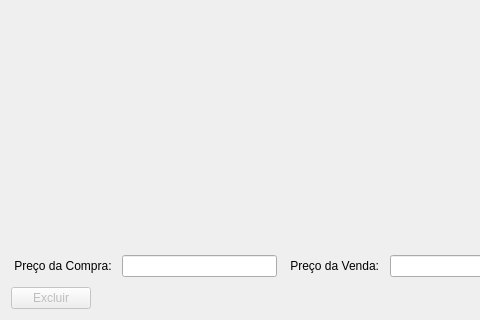
Above: ui/ui_produtos.ui from willasantos/Projeto-Matcon before the change; both pictures show x 0 to 480 and y 126 to 446 of the 798 by 446 pixel window. Below: the same form after it.
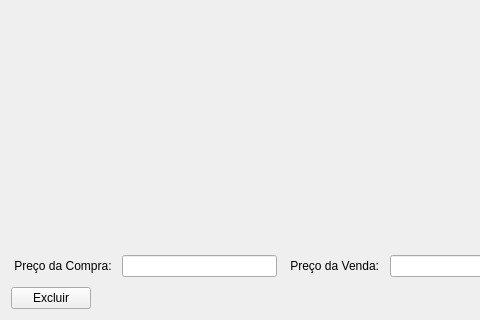
That is the form after the change.

What changed in the file:
```diff
--- a/ui/ui_produtos.ui
+++ b/ui/ui_produtos.ui
@@ -92,7 +92,7 @@
        <item>
         <widget class="QPushButton" name="b_excluir">
          <property name="enabled">
-          <bool>false</bool>
+          <bool>true</bool>
          </property>
          <property name="text">
           <string>Excluir</string>
```
